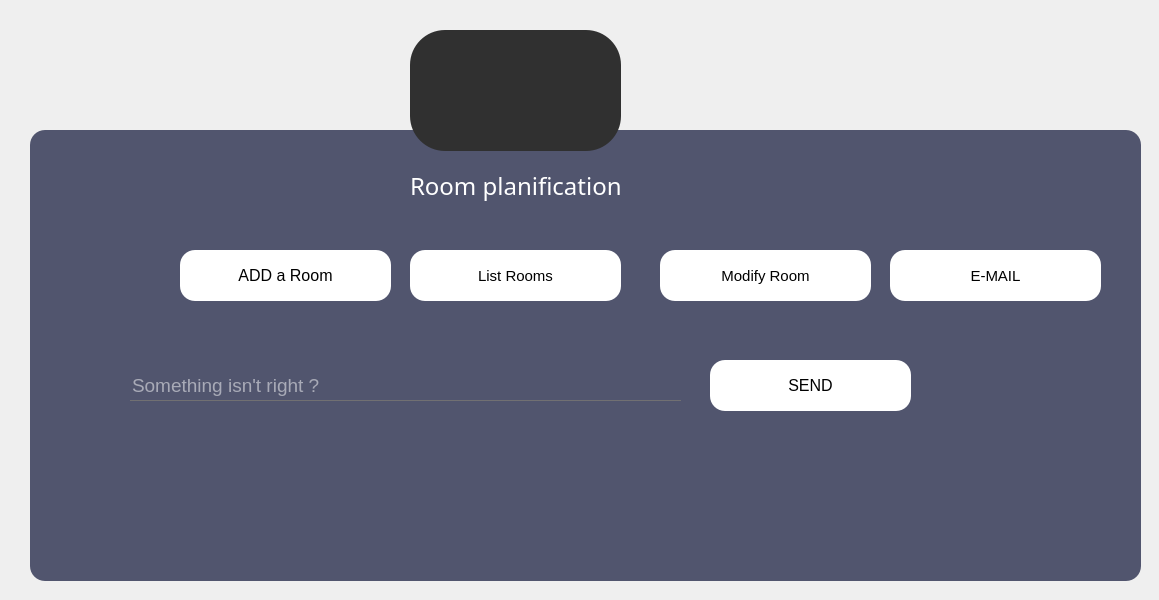
The window that OneDrive/Bureau/2eme annee/projet qt/planification_management/mainwindow.ui (HediLengliz/Smart_Court_2A25) describes before a commit, drawn with Qt 5.
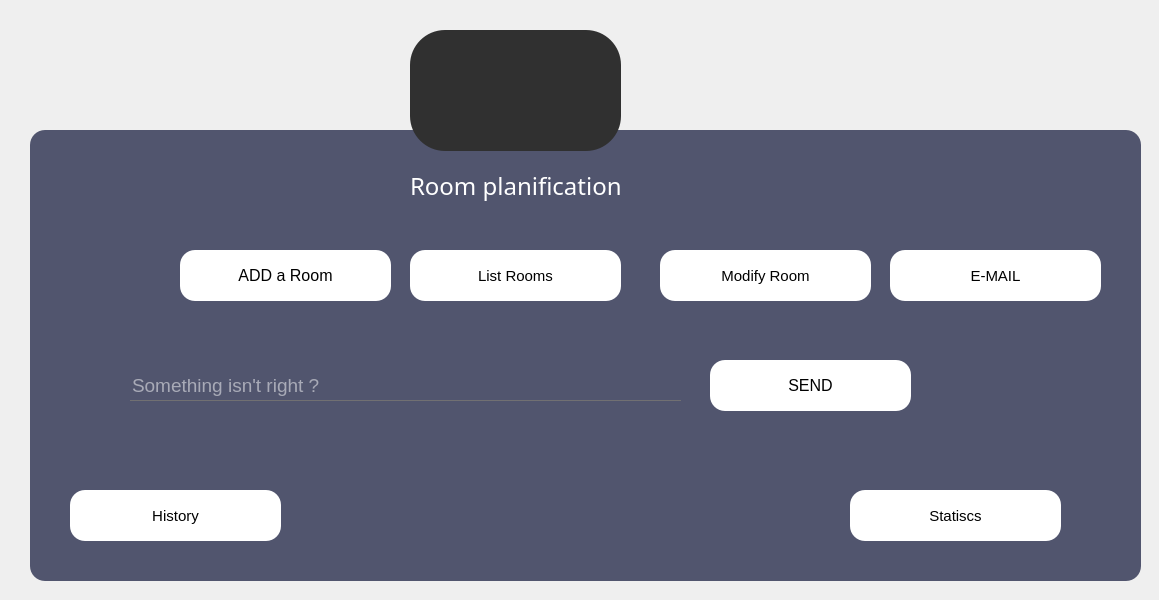
The same window after the commit. Icons and pictures are not drawn.

Diff of the .ui file:
```diff
--- a/OneDrive/Bureau/2eme annee/projet qt/planification_management/mainwindow.ui
+++ b/OneDrive/Bureau/2eme annee/projet qt/planification_management/mainwindow.ui
@@ -335,6 +335,92 @@
       </size>
      </property>
     </widget>
+    <widget class="QPushButton" name="DISPLAY_PUSH_2">
+     <property name="geometry">
+      <rect>
+       <x>40</x>
+       <y>360</y>
+       <width>211</width>
+       <height>51</height>
+      </rect>
+     </property>
+     <property name="font">
+      <font>
+       <pointsize>11</pointsize>
+      </font>
+     </property>
+     <property name="styleSheet">
+      <string notr="true">*{
+color:black;
+border-radius: 15px;
+background:white
+;
+}
+
+*:hover
+{
+	color:white;
+	border-radius:15px;
+	background:#303030;
+}</string>
+     </property>
+     <property name="text">
+      <string>History</string>
+     </property>
+     <property name="icon">
+      <iconset>
+       <normaloff>../../../../../Downloads/history.png</normaloff>../../../../../Downloads/history.png</iconset>
+     </property>
+     <property name="iconSize">
+      <size>
+       <width>30</width>
+       <height>30</height>
+      </size>
+     </property>
+    </widget>
+    <widget class="QPushButton" name="STAT">
+     <property name="geometry">
+      <rect>
+       <x>820</x>
+       <y>360</y>
+       <width>211</width>
+       <height>51</height>
+      </rect>
+     </property>
+     <property name="font">
+      <font>
+       <pointsize>11</pointsize>
+      </font>
+     </property>
+     <property name="styleSheet">
+      <string notr="true">*{
+color:black;
+border-radius: 15px;
+background:white
+;
+}
+
+*:hover
+{
+	color:white;
+	border-radius:15px;
+	background:#303030;
+}</string>
+     </property>
+     <property name="text">
+      <string>Statiscs</string>
+     </property>
+     <property name="icon">
+      <iconset>
+       <normaloff>../../../../../Downloads/pie-chart.png</normaloff>../../../../../Downloads/pie-chart.png</iconset>
+     </property>
+     <property name="iconSize">
+      <size>
+       <width>30</width>
+       <height>30</height>
+      </size>
+     </property>
+    </widget>
    </widget>
    <widget class="QPushButton" name="pushButton_15">
     <property name="geometry">
```
